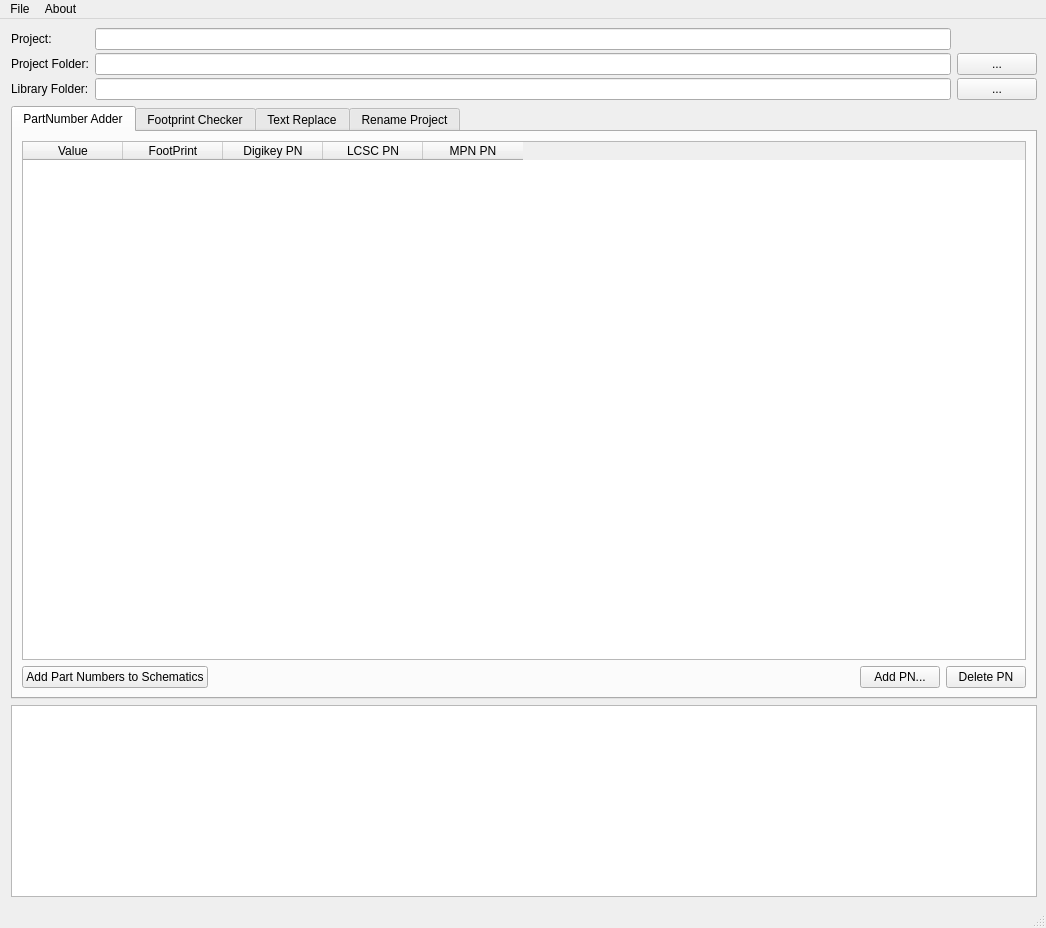
computergeek1507/KicadHelper, file res/mainwindow.ui: the form before one commit.
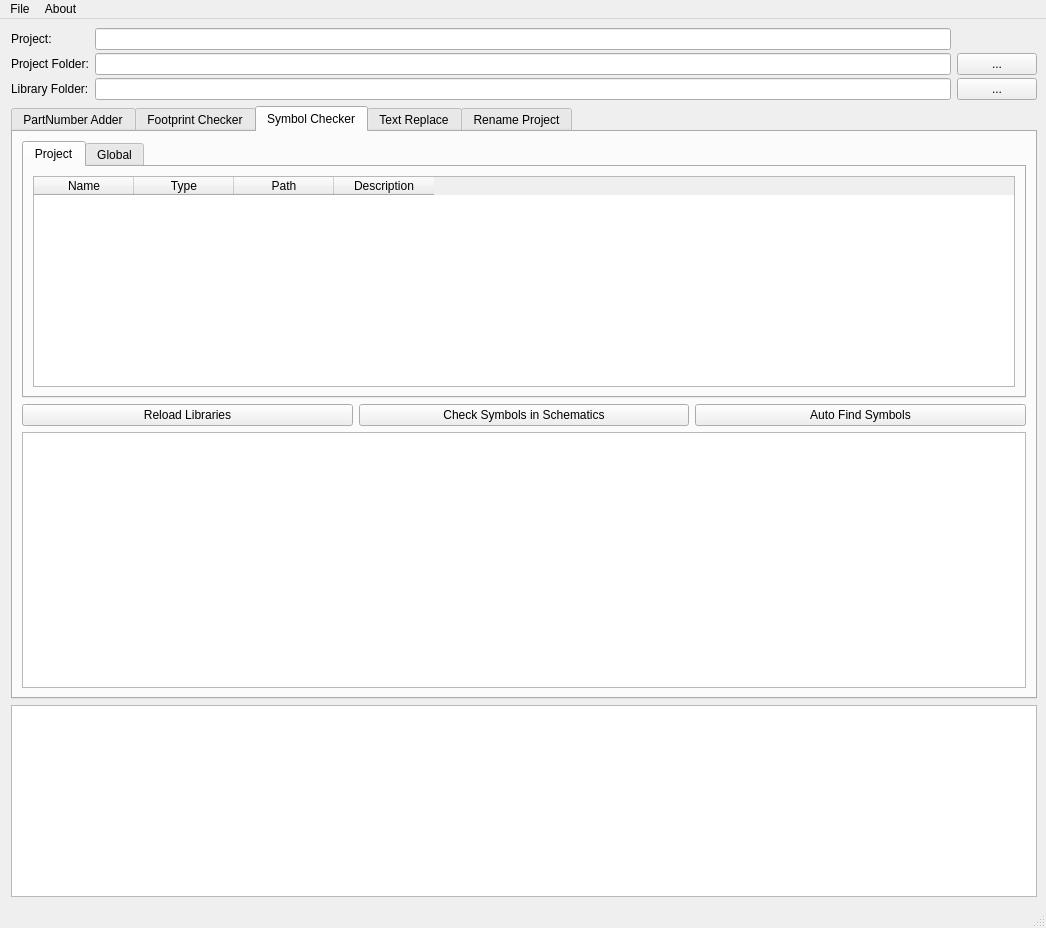
The form after the commit. Icons and pictures are not drawn.

Commit message: got Symbol Finder working

```diff
--- a/res/mainwindow.ui
+++ b/res/mainwindow.ui
@@ -96,7 +96,7 @@
     <item>
      <widget class="QTabWidget" name="tabWidget">
       <property name="currentIndex">
-       <number>0</number>
+       <number>2</number>
       </property>
       <widget class="QWidget" name="tabPartNumber">
        <attribute name="title">
@@ -295,7 +295,135 @@
          </layout>
         </item>
         <item>
-         <widget class="QListWidget" name="lwResults"/>
+         <widget class="QListWidget" name="lwFPResults"/>
+        </item>
+       </layout>
+      </widget>
+      <widget class="QWidget" name="tabSymbol">
+       <attribute name="title">
+        <string>Symbol Checker</string>
+       </attribute>
+       <layout class="QVBoxLayout" name="verticalLayout_7">
+        <item>
+         <widget class="QTabWidget" name="tabWidgetSym">
+          <property name="currentIndex">
+           <number>0</number>
+          </property>
+          <widget class="QWidget" name="tab_3">
+           <attribute name="title">
+            <string>Project</string>
+           </attribute>
+           <layout class="QHBoxLayout" name="horizontalLayout_5">
+            <item>
+             <widget class="QTableWidget" name="twProjectSymLibraries">
+              <attribute name="horizontalHeaderMinimumSectionSize">
+               <number>30</number>
+              </attribute>
+              <attribute name="horizontalHeaderStretchLastSection">
+               <bool>false</bool>
+              </attribute>
+              <attribute name="verticalHeaderMinimumSectionSize">
+               <number>20</number>
+              </attribute>
+              <attribute name="verticalHeaderDefaultSectionSize">
+               <number>30</number>
+              </attribute>
+              <column>
+               <property name="text">
+                <string>Name</string>
+               </property>
+              </column>
+              <column>
+               <property name="text">
+                <string>Type</string>
+               </property>
+              </column>
+              <column>
+               <property name="text">
+                <string>Path</string>
+               </property>
+              </column>
+              <column>
+               <property name="text">
+                <string>Description</string>
+               </property>
+              </column>
+             </widget>
+            </item>
+           </layout>
+          </widget>
+          <widget class="QWidget" name="tab_4">
+           <attribute name="title">
+            <string>Global</string>
+           </attribute>
+           <layout class="QVBoxLayout" name="verticalLayout_6">
+            <item>
+             <widget class="QTableWidget" name="twGlobalSymLibraries">
+              <attribute name="horizontalHeaderMinimumSectionSize">
+               <number>30</number>
+              </attribute>
+              <attribute name="horizontalHeaderStretchLastSection">
+               <bool>false</bool>
+              </attribute>
+              <attribute name="verticalHeaderMinimumSectionSize">
+               <number>20</number>
+              </attribute>
+              <attribute name="verticalHeaderDefaultSectionSize">
+               <number>30</number>
+              </attribute>
+              <column>
+               <property name="text">
+                <string>Name</string>
+               </property>
+              </column>
+              <column>
+               <property name="text">
+                <string>Type</string>
+               </property>
+              </column>
+              <column>
+               <property name="text">
+                <string>Path</string>
+               </property>
+              </column>
+              <column>
+               <property name="text">
+                <string>Description</string>
+               </property>
+              </column>
+             </widget>
+            </item>
+           </layout>
+          </widget>
+         </widget>
+        </item>
+        <item>
+         <layout class="QHBoxLayout" name="horizontalLayout_6">
+          <item>
+           <widget class="QPushButton" name="pbReloadSymLibraries">
+            <property name="text">
+             <string>Reload Libraries</string>
+            </property>
+           </widget>
+          </item>
+          <item>
+           <widget class="QPushButton" name="pbCheckSym">
+            <property name="text">
+             <string>Check Symbols in Schematics</string>
+            </property>
+           </widget>
+          </item>
+          <item>
+           <widget class="QPushButton" name="pbFixSym">
+            <property name="text">
+             <string>Auto Find Symbols</string>
+            </property>
+           </widget>
+          </item>
+         </layout>
+        </item>
+        <item>
+         <widget class="QListWidget" name="lwSymResults"/>
         </item>
        </layout>
       </widget>
```
Left out of the diff: 24 changed lines with no effect on the pictures. The commit also changes 12 other files.
